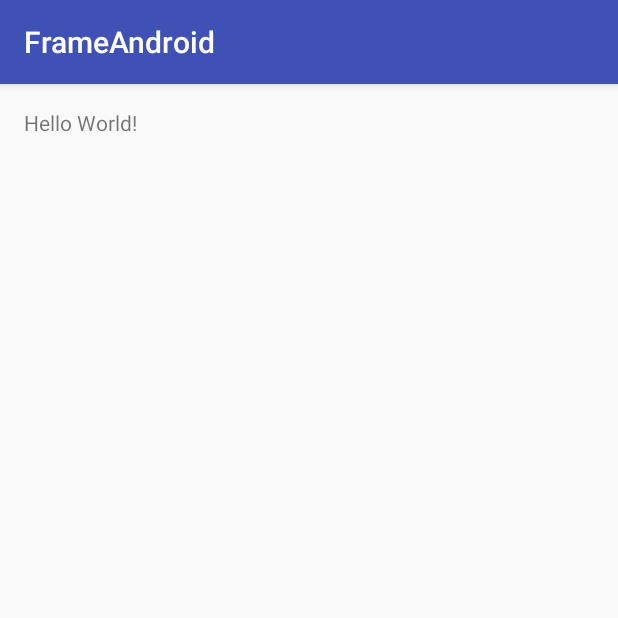
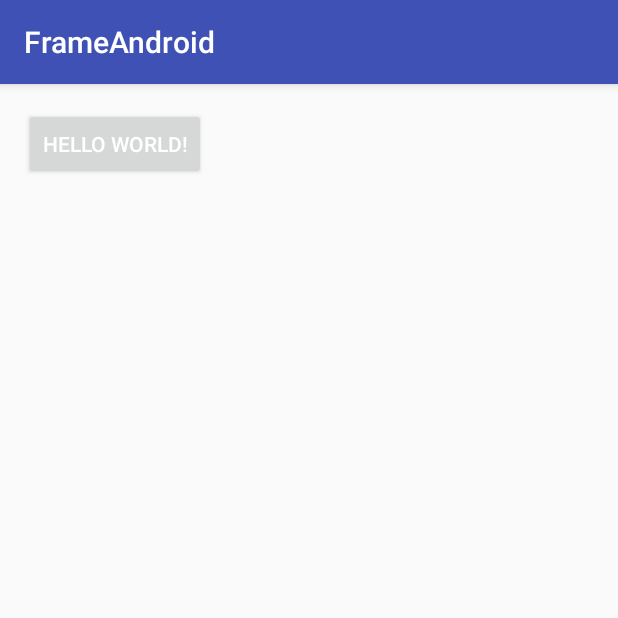
Before and after one commit to wangliyang206/FrameAndroid, an Android app: the screen it shows after launch (MainActivity), on a phone screen of 412 x 824 dp, the top half of it. Run offline under Robolectric (Android 15) with nearby library versions, the phone set to English and light mode, and no system bars; our stand-ins replace ButterKnife.

Commit message:
完善内容

```diff
--- a/app/src/main/java/com/cj/mobile/frame/MainActivity.java
+++ b/app/src/main/java/com/cj/mobile/frame/MainActivity.java
@@ -1,13 +1,29 @@
 package com.cj.mobile.frame;
 
-import android.support.v7.app.AppCompatActivity;
-import android.os.Bundle;
+import android.view.View;
 
-public class MainActivity extends AppCompatActivity {
+import com.cj.mobile.common.base.BaseActivity;
+import com.cj.mobile.common.util.ActivityUtils;
+
+import butterknife.OnClick;
+
+public class MainActivity extends BaseActivity {
 
     @Override
-    protected void onCreate(Bundle savedInstanceState) {
-        super.onCreate(savedInstanceState);
-        setContentView(R.layout.activity_main_frame);
+    protected int getViewID() {
+        return R.layout.activity_main_frame;
+    }
+
+    @OnClick({
+            R.id.txvi_frame_test
+    })
+    @Override
+    protected void onClick(View v) {
+        super.onClick(v);
+        switch (v.getId()) {
+            case R.id.txvi_frame_test:
+                ActivityUtils.jump(this, TestActivity.class);
+                break;
+        }
     }
 }
--- a/app/src/main/res/layout/activity_main_frame.xml
+++ b/app/src/main/res/layout/activity_main_frame.xml
@@ -1,17 +1,17 @@
 <?xml version="1.0" encoding="utf-8"?>
 <RelativeLayout xmlns:android="http://schemas.android.com/apk/res/android"
-    xmlns:tools="http://schemas.android.com/tools"
     android:id="@+id/activity_main"
     android:layout_width="match_parent"
     android:layout_height="match_parent"
     android:paddingBottom="@dimen/activity_vertical_margin"
     android:paddingLeft="@dimen/activity_horizontal_margin"
     android:paddingRight="@dimen/activity_horizontal_margin"
-    android:paddingTop="@dimen/activity_vertical_margin"
-    tools:context="com.cj.mobile.frame.MainActivity">
+    android:paddingTop="@dimen/activity_vertical_margin">
 
-    <TextView
+    <Button
+        android:id="@+id/txvi_frame_test"
         android:layout_width="wrap_content"
         android:layout_height="wrap_content"
-        android:text="Hello World!" />
+        android:text="Hello World!"
+        android:textColor="@color/white_color"/>
 </RelativeLayout>
--- a/build.gradle
+++ b/build.gradle
@@ -61,7 +61,7 @@ ext {
     frescoVersion='0.14.1'
     eventbusVersion='3.0.0'
     multiDexVersion='1.0.1'
-    timberVersion = '4.3.1'
+    timberVersion = '4.5.1'
     fastjsonVersion='1.2.21'
     butterknifeVersion='8.4.0'
     disklrucacheVersion='2.0.2'
@@ -71,7 +71,6 @@ ext {
     easyRecyclerViewVersion='4.4.0'
     circleimageviewVersion = '2.1.0'
     floatingactionbuttonVersion='1.3.0'
-
     trayVersion = '0.12.0'
     EToastVersion = 'v2.1.1'
 
--- a/common/src/main/java/com/cj/mobile/common/ui/swipeback/ViewDragHelper.java
+++ b/common/src/main/java/com/cj/mobile/common/ui/swipeback/ViewDragHelper.java
@@ -1575,6 +1575,6 @@ public class ViewDragHelper {
         if (y > mParentView.getBottom() - mEdgeSize)
             result = EDGE_BOTTOM;
 
-        return EDGE_LEFT;
+        return result;
     }
 }
--- a/common/src/main/java/com/cj/mobile/common/util/MobileUtil.java
+++ b/common/src/main/java/com/cj/mobile/common/util/MobileUtil.java
@@ -1456,6 +1456,8 @@ public class MobileUtil {
         return nf.format(resultDouble).replace(",", "");
     }
 
+    /*#################################################SwipeBack(开始)#################################################*/
+
     /**
      * Convert a translucent themed Activity
      * {@link android.R.attr#windowIsTranslucent} to a fullscreen opaque
@@ -1543,6 +1545,8 @@ public class MobileUtil {
         }
     }
 
+    /*#################################################SwipeBack(结束)#################################################*/
+
     /**
      * 判断当前应用是否为启动状态
      *
```
Also changed, not shown: app/build.gradle (+63 -1 lines), app/src/main/AndroidManifest.xml (+8 -0 lines), app/src/main/java/com/cj/mobile/frame/TestActivity.java (added, +19 -0 lines), common/src/main/java/com/cj/mobile/common/base/BaseBackActivity.java (+21 -36 lines), common/src/main/java/com/cj/mobile/common/ui/swipeback/SwipeBackActivity.java (added, +49 -0 lines).
